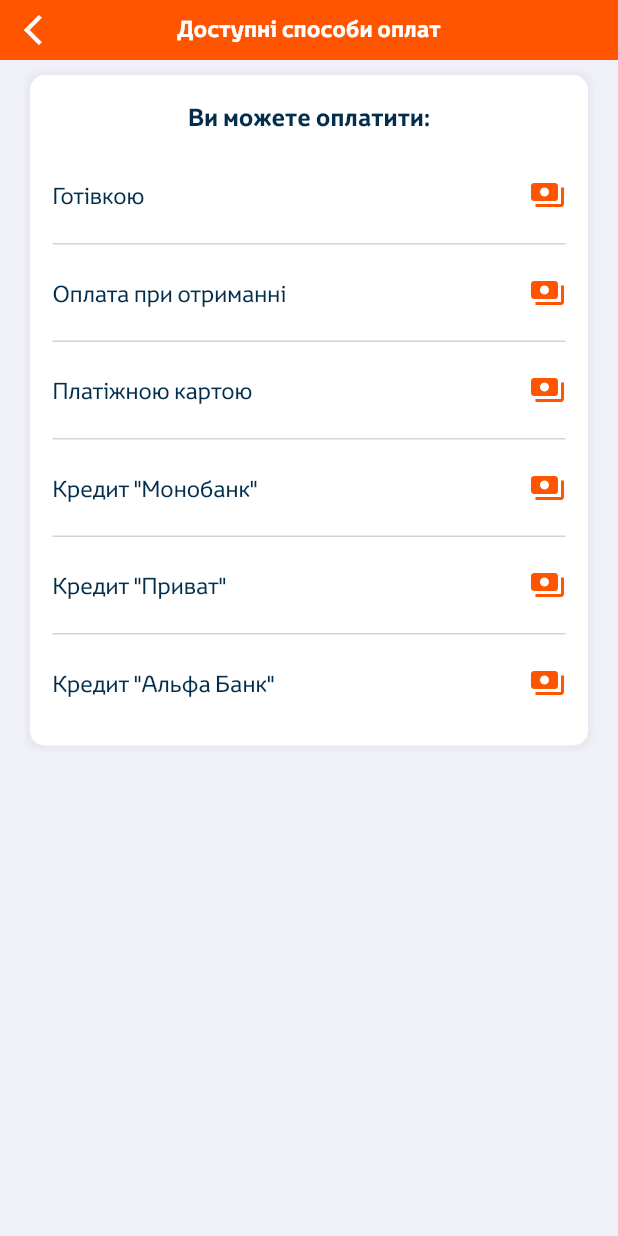
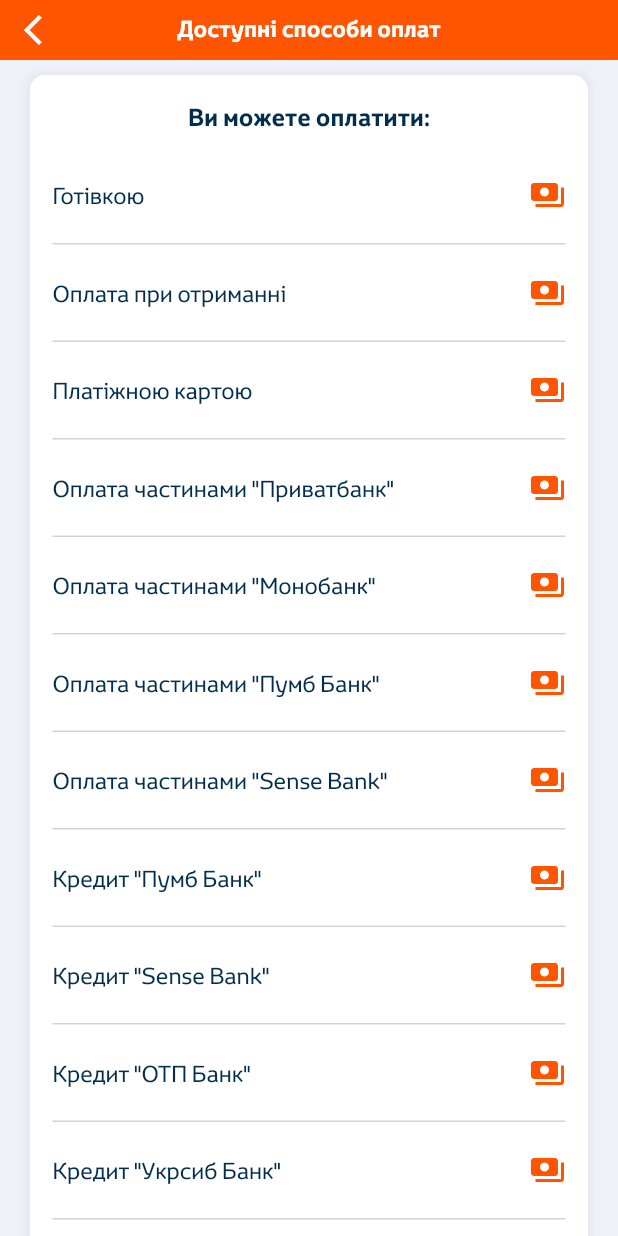
Before and after one commit to yarsort/res, a Flutter app: the PaymentMethod screen opened directly, on a phone screen of 412 x 824 dp. Run offline on Flutter 3.47's test engine with Material 2 defaults, Android fonts, the phone set to English and light mode, and no system bars; our stand-ins replace barcode_widget, bottom_navy_bar, cached_network_image, flutter_cache_manager, flutter_slidable, fluttertoast and 1 more; accounts and stored records are empty.

Commit message:
Третя версія програми Технотоп

```diff
--- a/lib/pages/auth/signin.dart
+++ b/lib/pages/auth/signin.dart
@@ -374,14 +374,15 @@
 
           //Проверка наличия номера телефона в базе данных
           var existCustomer = await checkExistCustomer();
-          if (!existCustomer) {
-            showScaffoldMessage(context,'Покупець не існує! Вам потрібно зарєструватися.');
+          if (existCustomer) {
+            showScaffoldMessage(context,'Покупецьз таким номером телефона вже існує! Вам потрібно увійти в додаток.');
 
             Navigator.push(
                 context,
                 MaterialPageRoute(
                     builder: (context) =>
                         SignUp()));
+
             return;
           }
 
--- a/lib/pages/other/payment_method.dart
+++ b/lib/pages/other/payment_method.dart
@@ -24,15 +24,43 @@
     },
     {
       'image': 'assets/paymentMethod/cash.png',
-      'method': 'Кредит "Монобанк"',
+      'method': 'Оплата частинами "Приватбанк"',
     },
     {
       'image': 'assets/paymentMethod/cash.png',
-      'method': 'Кредит "Приват"',
+      'method': 'Оплата частинами "Монобанк"',
     },
     {
       'image': 'assets/paymentMethod/cash.png',
-      'method': 'Кредит "Альфа Банк"',
+      'method': 'Оплата частинами "Пумб Банк"',
+    },
+    {
+      'image': 'assets/paymentMethod/cash.png',
+      'method': 'Оплата частинами "Sense Bank"',
+    },
+    {
+      'image': 'assets/paymentMethod/cash.png',
+      'method': 'Кредит "Пумб Банк"',
+    },
+    {
+      'image': 'assets/paymentMethod/cash.png',
+      'method': 'Кредит "Sense Bank"',
+    },
+    {
+      'image': 'assets/paymentMethod/cash.png',
+      'method': 'Кредит "ОТП Банк"',
+    },
+    {
+      'image': 'assets/paymentMethod/cash.png',
+      'method': 'Кредит "Укрсиб Банк"',
+    },
+    {
+      'image': 'assets/paymentMethod/cash.png',
+      'method': 'Кредит "Глобус"',
+    },
+    {
+      'image': 'assets/paymentMethod/cash.png',
+      'method': 'Кредит "Idea Bank"',
     },
   ];
 
```
Also changed, not shown: lib/pages/auth/signup.dart (+11 -2 lines).
